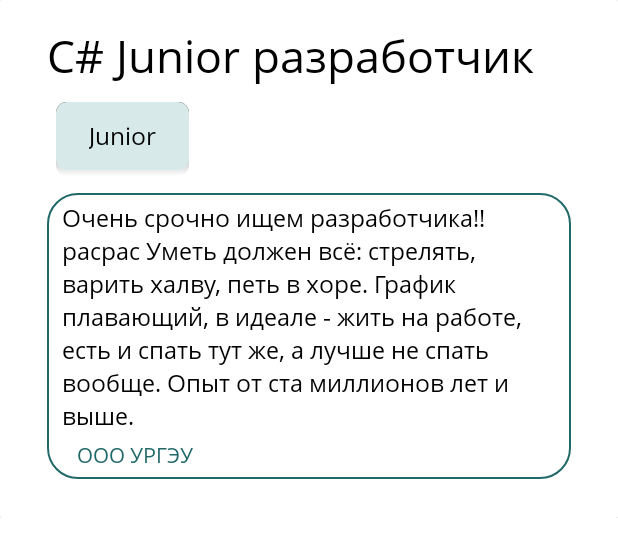
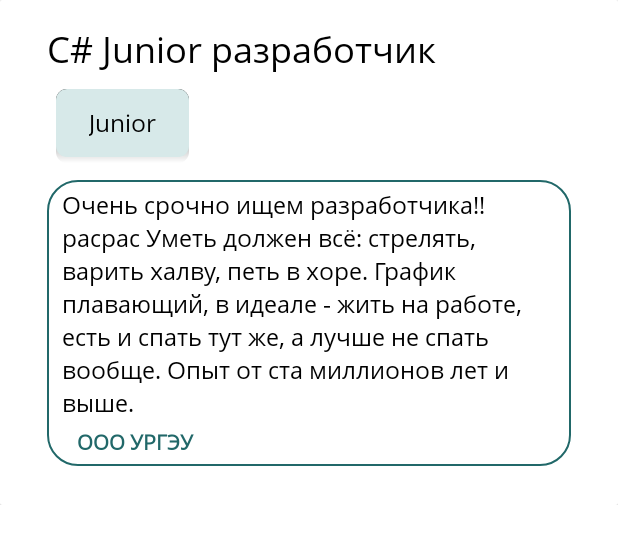
Before and after one commit to Lonti6/Traineeship, an Android app: the layout advert_item.xml on its own in the app's theme, with its tools: preview values and no code run, on a phone screen of 412 x 824 dp. Shown: the top 557 px of the screen. Run offline under Robolectric (Android 15) with nearby library versions, the light colour scheme and no system bars; plain views replace FlowLayout.

Commit message:
fix small

```diff
--- a/app/src/main/java/ru/work/trainsheep/MainActivity.java
+++ b/app/src/main/java/ru/work/trainsheep/MainActivity.java
@@ -45,7 +45,7 @@ public class MainActivity extends AppCompatActivity {
             recyclerView.setHasFixedSize(true);
             recyclerView.setLayoutManager(new LinearLayoutManager(this));
             recyclerView.setAdapter(adapter);
-            recyclerView.addItemDecoration(new SpaceItemDecoration(70));
+            recyclerView.addItemDecoration(new SpaceItemDecoration(90));
             ((ImageButton)findViewById(R.id.listButton)).setOnClickListener(v ->
                     ((RecyclerView)findViewById(R.id.rv)).smoothScrollToPosition(0));
             ((ImageButton)findViewById(R.id.user_button)).setOnClickListener(v -> leftPanel.open());
--- a/app/src/main/res/layout/activity_autorization.xml
+++ b/app/src/main/res/layout/activity_autorization.xml
@@ -139,7 +139,7 @@
         tools:ignore="MissingConstraints">
 
         <TextView
-                style="@style/GreenText"
+                style="@style/GreenBoldText"
                 android:id="@+id/open_register"
                 android:layout_width="wrap_content"
                 android:layout_height="25dp"
--- a/app/src/main/res/layout/advert_item.xml
+++ b/app/src/main/res/layout/advert_item.xml
@@ -24,8 +24,7 @@
                 android:layout_alignParentTop="true"
                 android:layout_marginLeft="15dp"
                 android:layout_marginRight="15dp"
-                android:text="C# Junior разработчик"
-                android:textSize="30sp" />
+                android:text="C# Junior разработчик" />
 
             <org.apmem.tools.layouts.FlowLayout
                 android:id="@+id/tags_field"
@@ -71,7 +70,7 @@
 
                 <TextView
                     android:id="@+id/company_name"
-                    style="@style/GreenText"
+                    style="@style/GreenBoldText"
                     android:layout_width="match_parent"
                     android:layout_height="wrap_content"
                     android:layout_marginLeft="20dp"
--- a/app/src/main/res/values/styles.xml
+++ b/app/src/main/res/values/styles.xml
@@ -25,10 +25,11 @@
         <item name="android:fontFamily">@font/open_sans</item>
     </style>
 
-    <style name="GreenText">
+    <style name="GreenBoldText">
         <item name="android:textColor">@color/main_green</item>
         <item name="android:textSize">14dp</item>
         <item name="android:fontFamily">@font/open_sans</item>
+        <item name="android:textStyle">bold</item>
 
     </style>
 
@@ -48,7 +49,7 @@
     <style name="AdvertHeadingText">
         <item name="android:textColor">@color/black</item>
         <item name="fontFamily">@font/open_sans</item>
-        <item name="android:textSize">28dp</item>
+        <item name="android:textSize">24dp</item>
     </style>
 
     <style name="StandartText">
```
